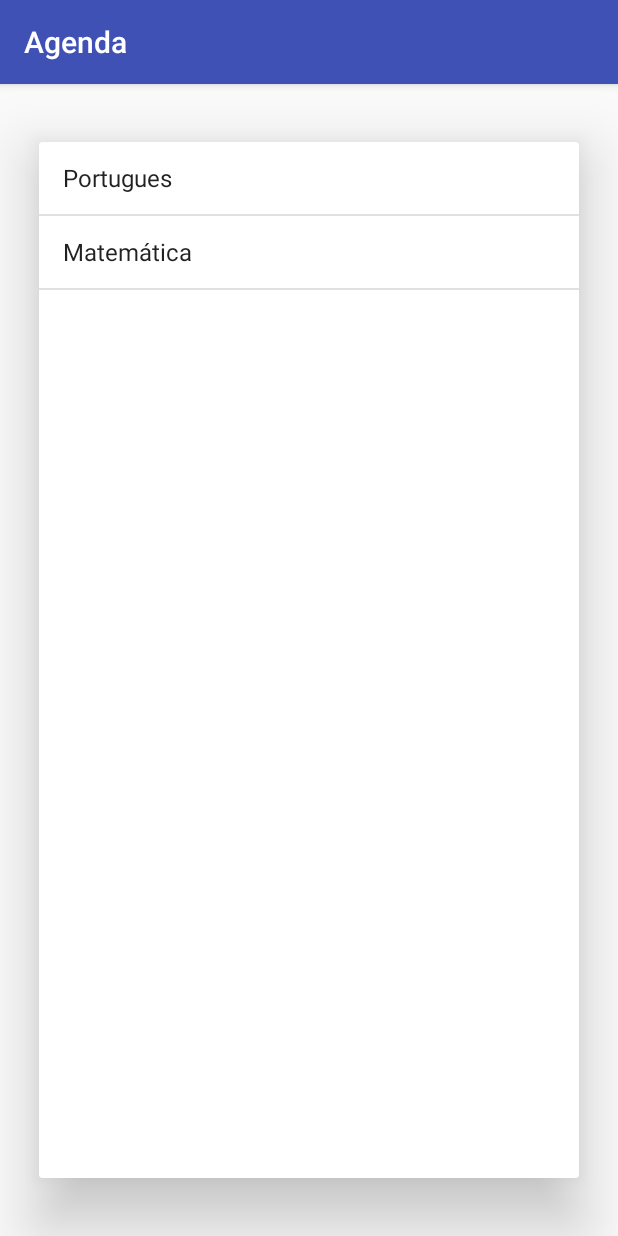
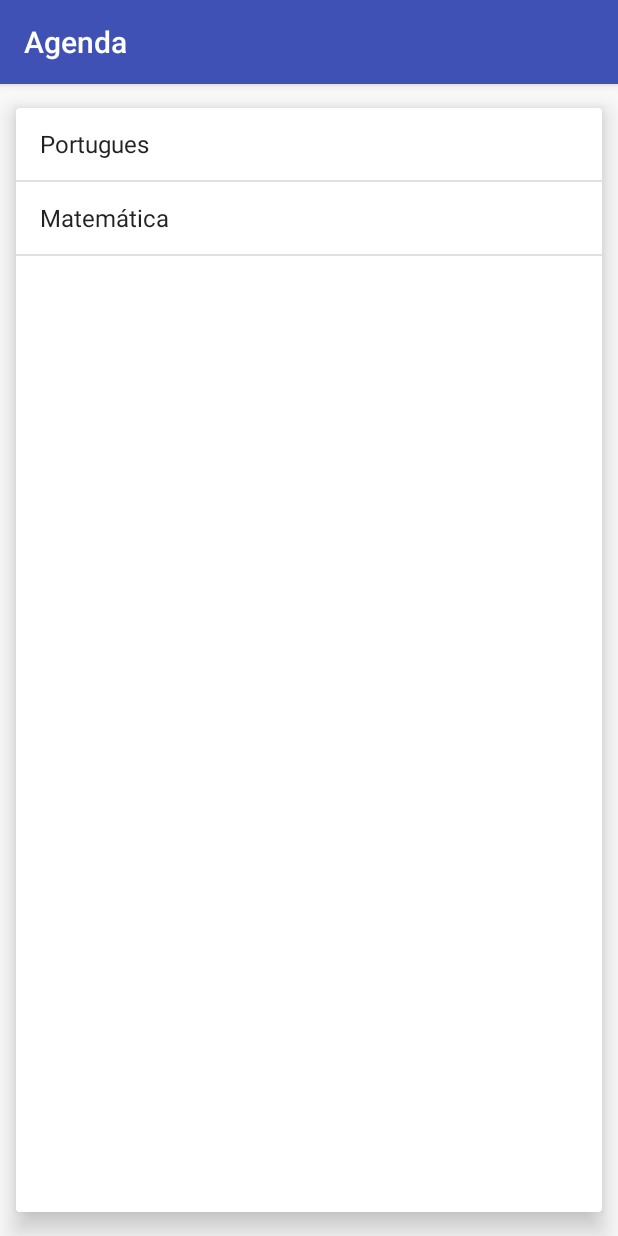
Before and after one commit to ricardoaruiz/alura-android-agenda, an Android app: the ProvasActivity screen opened directly, with no data from a screen before it, on a phone screen of 412 x 824 dp. Run offline under Robolectric (Android 15) with nearby library versions, the phone set to English and light mode, and no system bars.

Commit message:
02. Reaproveitando telas com Fragment - 03. Usando o Fragment

```diff
--- a/app/build.gradle
+++ b/app/build.gradle
@@ -24,8 +24,9 @@ dependencies {
     androidTestCompile('com.android.support.test.espresso:espresso-core:2.0', {
         exclude group: 'com.android.support', module: 'support-annotations'
     })
-    compile 'com.android.support:appcompat-v7:25.+'
+    compile 'com.android.support:appcompat-v7:25.1.0'
     compile 'com.google.code.gson:gson:2.8.0'
+    compile 'com.android.support:cardview-v7:25.1.0'
+    compile 'com.android.support:support-v4:25.1.0'
     testCompile 'junit:junit:4.12'
-    compile 'com.android.support:cardview-v7:25.1.0'
 }
--- a/app/src/main/java/br/com/rar/agenda/ProvasActivity.java
+++ b/app/src/main/java/br/com/rar/agenda/ProvasActivity.java
@@ -14,6 +14,7 @@ import android.widget.Toast;
 import java.util.Arrays;
 import java.util.List;
 
+import br.com.rar.agenda.fragment.DetalhesProvaFragment;
 import br.com.rar.agenda.fragment.ListaProvasFragment;
 import br.com.rar.agenda.modelo.Prova;
 
@@ -26,8 +27,17 @@ public class ProvasActivity extends AppCompatActivity {
 
         FragmentManager fragmentManager = getSupportFragmentManager();
         FragmentTransaction tx = fragmentManager.beginTransaction();
+
         tx.replace(R.id.frame_principal, new ListaProvasFragment());
+        if(estaEmModoPaisagem()) {
+            tx.replace(R.id.frame_secundario, new DetalhesProvaFragment());
+        }
+
         tx.commit();
 
     }
+
+    private boolean estaEmModoPaisagem() {
+        return getResources().getBoolean(R.bool.modoPaisagem);
+    }
 }
--- /dev/null
+++ b/app/src/main/res/layout-land/activity_provas.xml
@@ -0,0 +1,18 @@
+<?xml version="1.0" encoding="utf-8"?>
+<LinearLayout xmlns:android="http://schemas.android.com/apk/res/android"
+    android:orientation="horizontal" android:layout_width="match_parent"
+    android:layout_height="match_parent">
+
+    <FrameLayout
+        android:id="@+id/frame_principal"
+        android:layout_width="0dp"
+        android:layout_height="match_parent"
+        android:layout_weight="1"/>
+
+    <FrameLayout
+        android:id="@+id/frame_secundario"
+        android:layout_width="0dp"
+        android:layout_height="match_parent"
+        android:layout_weight="2"/>
+
+</LinearLayout>
--- a/app/src/main/res/layout/fragment_lista_provas.xml
+++ b/app/src/main/res/layout/fragment_lista_provas.xml
@@ -4,7 +4,7 @@
     android:id="@+id/activity_provas"
     android:layout_width="match_parent"
     android:layout_height="match_parent"
-    app:cardElevation="25dp"
+    app:cardElevation="10dp"
     app:cardUseCompatPadding="true">
 
     <ListView
--- /dev/null
+++ b/app/src/main/res/values-land/constantes.xml
@@ -0,0 +1,4 @@
+<?xml version="1.0" encoding="utf-8"?>
+<resources>
+    <bool name="modoPaisagem">true</bool>
+</resources>
--- /dev/null
+++ b/app/src/main/res/values/constantes.xml
@@ -0,0 +1,4 @@
+<?xml version="1.0" encoding="utf-8"?>
+<resources>
+    <bool name="modoPaisagem">false</bool>
+</resources>
--- a/app/src/main/res/values/strings.xml
+++ b/app/src/main/res/values/strings.xml
@@ -4,4 +4,7 @@
     <string name="campo_endereco">Endereço</string>
     <string name="campo_telefone">Telefone</string>
     <string name="campo_site">Site</string>
+
+    <!-- TODO: Remove or change this placeholder text -->
+    <string name="hello_blank_fragment">Hello blank fragment</string>
 </resources>
```
Also changed, not shown: app/src/main/java/br/com/rar/agenda/fragment/DetalhesProvaFragment.java (added, +25 -0 lines), app/src/main/res/layout/fragment_detalhes_prova.xml (added, +50 -0 lines).
